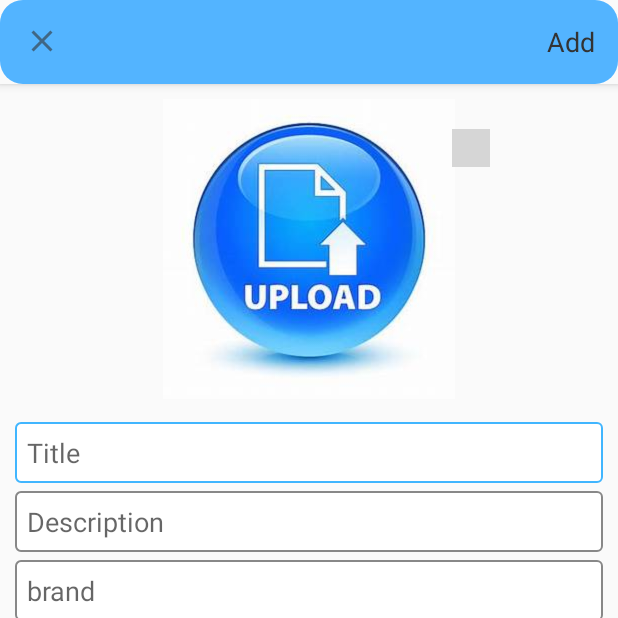
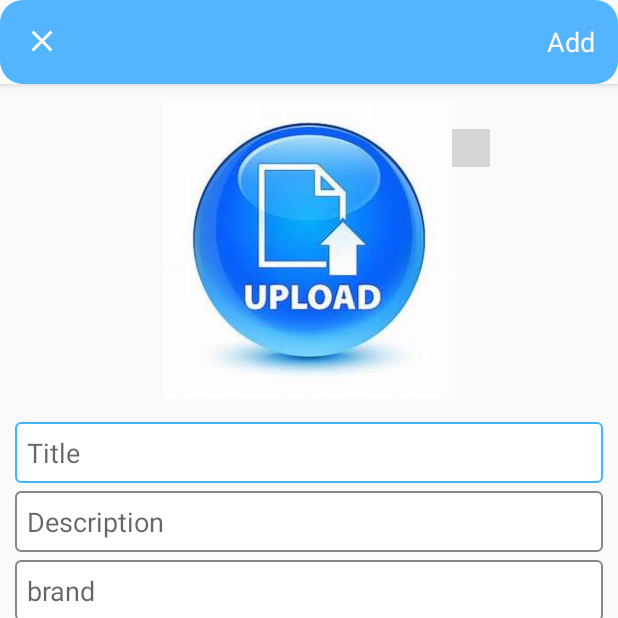
Before and after one commit to omargamal253/Shopping-App, an Android app: the AddItemActivity screen opened directly, with no data from a screen before it, on a phone screen of 412 x 824 dp, the top half of it. Run offline under Robolectric (Android 15) with nearby library versions, the phone set to English and light mode, and no system bars; our stand-ins replace Firebase (no records; nobody signed in at launch, a user with empty details on screens opened directly); pictures from the network do not load; grey boxes are pictures that could not be loaded.

Commit message:
App Modified

```diff
--- a/SkyApp/app/src/main/java/com/example/skyapp/AddItemActivity.java
+++ b/SkyApp/app/src/main/java/com/example/skyapp/AddItemActivity.java
@@ -166,9 +166,6 @@ public class AddItemActivity extends AppCompatActivity {
 
         FireBase.AddProductTo_FireBase(product, Category);
 
-        //FireBase.AddProductTo_FireBase(product, "Best Sales");
-        //product.getTitle()+product.getBrand()+product.getColor()
-       // title.getText().toString()+br and.getText().toString()+color.getText().toString()
 
     }
 
--- a/SkyApp/app/src/main/res/layout/activity_add_item.xml
+++ b/SkyApp/app/src/main/res/layout/activity_add_item.xml
@@ -30,8 +30,10 @@ tools:context=".AddItemActivity">
                 android:layout_width="wrap_content"
                 android:layout_height="wrap_content"
                 android:layout_alignParentStart="true"
-                android:src="@drawable/ic_close"
-                android:id="@+id/close"/>
+                android:src="@drawable/ic_baseline_close_24"
+                android:id="@+id/close"
+
+                />
 
 
             <TextView
@@ -42,7 +44,7 @@ tools:context=".AddItemActivity">
                 android:textSize="18sp"
                 android:layout_alignParentEnd="true"
                 android:layout_marginRight="15dp"
-                android:textColor="#333333"
+                android:textColor="#FFF8F3"
                 android:layout_centerVertical="true"
                 android:onClick="AddProduct"
                 />
```
Also changed, not shown: SkyApp/app/src/main/java/com/example/skyapp/AboutUsActivity.java (+0 -20 lines), SkyApp/app/src/main/java/com/example/skyapp/CardActivity.java (+0 -30 lines), SkyApp/app/src/main/java/com/example/skyapp/MainActivity.java (+0 -7 lines), SkyApp/app/src/main/java/com/example/skyapp/SetDrawerHeader.java (+0 -17 lines).
